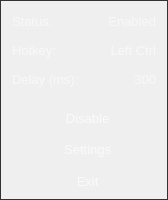
The window that src/ui/forms/EasyLangSwitcher_tray.ui (egoisticdesire/EasyLangSwitcher) describes before a commit, drawn with Qt 5.
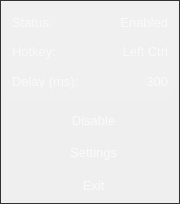
The same window after the commit. Icons and pictures are not drawn.

Commit message: upd resources

Diff of the .ui file:
```diff
--- a/src/ui/forms/EasyLangSwitcher_tray.ui
+++ b/src/ui/forms/EasyLangSwitcher_tray.ui
@@ -6,26 +6,26 @@
    <rect>
     <x>0</x>
     <y>0</y>
-    <width>168</width>
-    <height>200</height>
+    <width>180</width>
+    <height>204</height>
    </rect>
   </property>
   <property name="sizePolicy">
    <sizepolicy hsizetype="Fixed" vsizetype="Fixed">
-    <horstretch>168</horstretch>
+    <horstretch>180</horstretch>
     <verstretch>200</verstretch>
    </sizepolicy>
   </property>
   <property name="minimumSize">
    <size>
-    <width>168</width>
+    <width>180</width>
     <height>200</height>
    </size>
   </property>
   <property name="maximumSize">
    <size>
-    <width>168</width>
-    <height>200</height>
+    <width>180</width>
+    <height>204</height>
    </size>
   </property>
   <property name="baseSize">
@@ -66,6 +66,46 @@
       <string notr="true">QFrame#background_frame {
 border: 1px solid rgb(50, 50, 50);
 background: transparent;
+}
+QFrame#info_frame {
+margin: 4px;
+padding: 2px;
+border-radius: 6px;
+background: rgba(255, 255, 255, 10);
+}
+QLabel#hotkey_key,
+QLabel#hotkey_value,
+QLabel#delay_key,
+QLabel#delay_value,
+QLabel#status_key,
+QLabel#status_value {
+margin: 2px;
+padding: 3px 0;
+border-radius: 5px;
+color: rgba(255, 255, 255, 150);
+background: transparent;
+}
+
+QFrame#btns_frame {
+margin: 2px;
+border-radius: 6px;
+background: transparent;
+}
+QFrame#btns_frame QToolButton {
+margin: 2px;
+padding: 4px;
+border-radius: 5px;
+color: rgba(255, 255, 255, 175);
+}
+QFrame#btns_frame QToolButton:hover {
+color: rgba(255, 255, 255, 255);
+background: rgba(255, 255, 255, 15);
+}
+QFrame#btns_frame QToolButton:pressed {
+background: rgba(255, 255, 255, 7);
+}
+QFrame#btns_frame QToolButton:focus {
+outline: none;
 }</string>
      </property>
      <property name="frameShape">
@@ -101,25 +141,7 @@
          <cursorShape>WhatsThisCursor</cursorShape>
         </property>
         <property name="styleSheet">
-         <string notr="true">QFrame#info_frame {
-margin: 4px;
-padding: 2px;
-border-radius: 6px;
-background: rgba(255, 255, 255, 7);
-}
-QLabel#hotkey_key,
-QLabel#hotkey_value,
-QLabel#delay_key,
-QLabel#delay_value,
-QLabel#status_key,
-QLabel#status_value {
-margin: 2px;
-padding: 3px 0;
-border-radius: 5px;
-color: rgba(255, 255, 255, 150);
-background: transparent;
-}
-</string>
+         <string notr="true"/>
         </property>
         <property name="frameShape">
          <enum>QFrame::Shape::StyledPanel</enum>
@@ -268,28 +290,7 @@
          </font>
         </property>
         <property name="styleSheet">
-         <string notr="true">QFrame#btns_frame {
-margin: 2px;
-border-radius: 6px;
-background: transparent;
-}
-QFrame#btns_frame QToolButton {
-margin: 2px;
-padding: 2px 4px;
-border-radius: 5px;
-color: rgba(255, 255, 255, 175);
-qproperty-iconSize: 22px;
-}
-QFrame#btns_frame QToolButton:hover {
-color: rgba(255, 255, 255, 255);
-background: rgba(255, 255, 255, 20);
-}
-QFrame#btns_frame QToolButton:pressed {
-background: rgba(255, 255, 255, 10);
-}
-QFrame#btns_frame QToolButton:pressed {
-outline: none;
-}</string>
+         <string notr="true"/>
         </property>
         <layout class="QVBoxLayout" name="v_layout_btns">
          <property name="spacing">
@@ -341,8 +342,8 @@
            </property>
            <property name="iconSize">
             <size>
-             <width>22</width>
-             <height>22</height>
+             <width>20</width>
+             <height>20</height>
             </size>
            </property>
            <property name="toolButtonStyle">
@@ -381,8 +382,8 @@
            </property>
            <property name="iconSize">
             <size>
-             <width>22</width>
-             <height>22</height>
+             <width>20</width>
+             <height>20</height>
             </size>
            </property>
            <property name="toolButtonStyle">
@@ -418,8 +419,8 @@
            </property>
            <property name="iconSize">
             <size>
-             <width>22</width>
-             <height>22</height>
+             <width>20</width>
+             <height>20</height>
             </size>
            </property>
            <property name="toolButtonStyle">
```
The commit also changes 1 other file.
